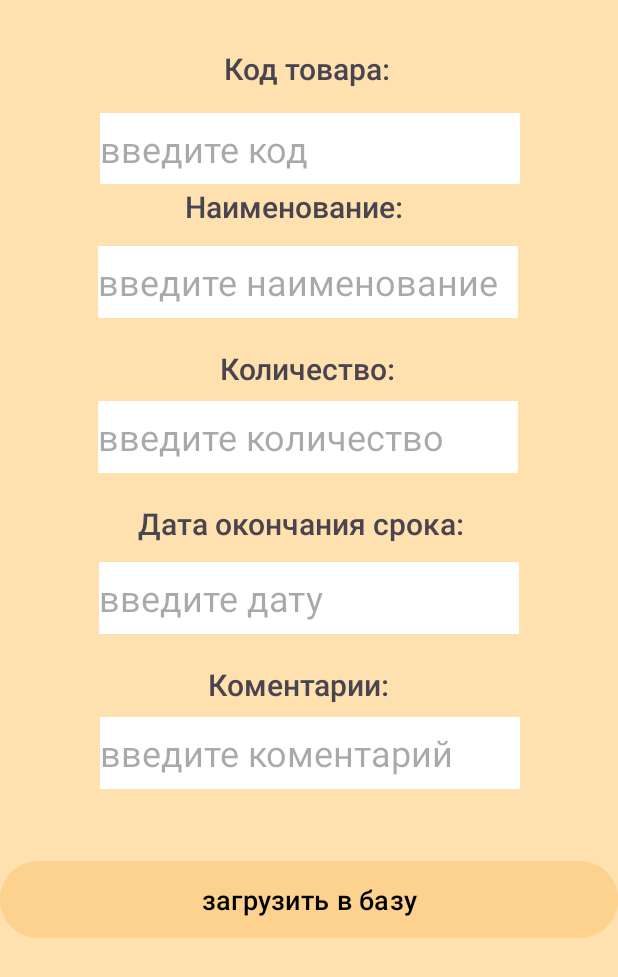
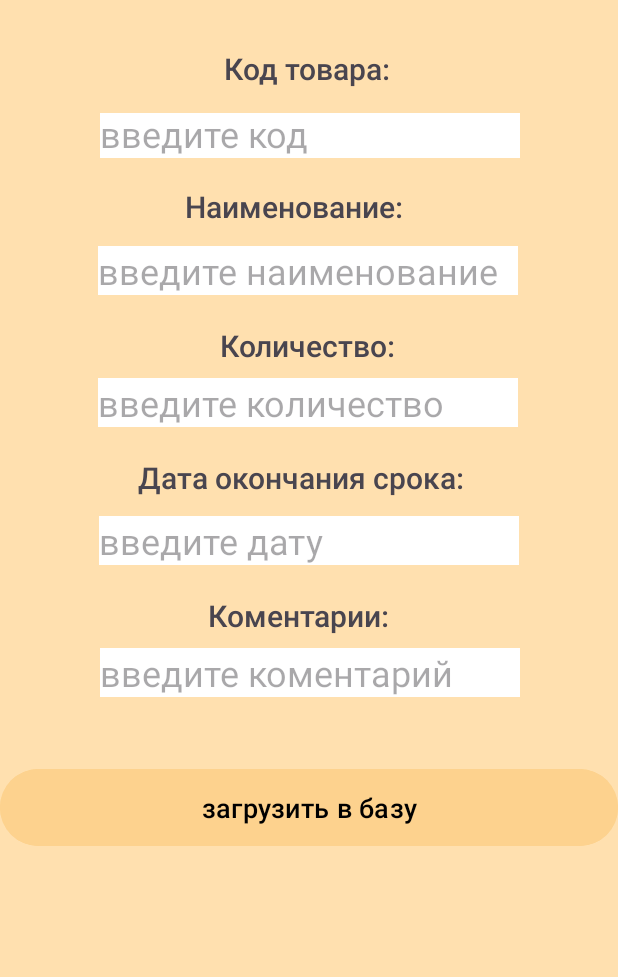
Before and after one commit to Lanskorot/ProSrok2, an Android app: the edit screen opened directly, with no data from a screen before it, on a phone screen of 412 x 824 dp. Shown: the top 977 px of the screen. Run offline under Robolectric (Android 15) with nearby library versions, the phone set to English and light mode, and no system bars.

Commit message:
For work

```diff
--- a/app/src/main/java/com/example/prosrok/edit.java
+++ b/app/src/main/java/com/example/prosrok/edit.java
@@ -62,6 +62,25 @@ public class edit extends AppCompatActivity {
         editTextText5 = findViewById(R.id.editTextText5);
         Button button = findViewById(R.id.button);
 
+        Intent intent = getIntent();
+        if (intent != null) {
+            String selectedObjectString = intent.getStringExtra("selectedObject");
+            int position = intent.getIntExtra("position", -1);
+
+            if (selectedObjectString != null && position != -1) {
+                try {
+                    // Получите выбранный JSONObject и заполните соответствующие поля
+                    JSONObject selectedObject = new JSONObject(selectedObjectString);
+                    editTextText6.setText(selectedObject.getString("штрих-код"));
+                    editTextText2.setText(selectedObject.getString("название"));
+                    editTextText3.setText(selectedObject.getString("количество"));
+                    editTextText4.setText(selectedObject.getString("дата окончания срока"));
+                    editTextText5.setText(selectedObject.getString("комментарий"));
+                } catch (JSONException e) {
+                    e.printStackTrace();
+                }
+            }
+        }
 
 
         editTextText4.addTextChangedListener(new TextWatcher() {
@@ -85,22 +104,7 @@ public class edit extends AppCompatActivity {
             }
         });jsonArray = loadDataFromPreferences();
 
-        Intent intent = getIntent();
-        if (intent != null) {
-            String barcode = intent.getStringExtra("barcode");
-            String part1 = intent.getStringExtra("part1");
-            String part2 = intent.getStringExtra("part2");
-            String part3 = intent.getStringExtra("part3");
-            String part4 = intent.getStringExtra("part4");
-            String part5 = intent.getStringExtra("part5");
-            String part6 = intent.getStringExtra("part6");
 
-            if (barcode != null && part1 != null && part2 != null && part3 != null && part4 != null && part5 != null && part6 != null) {
-                // Заполните соответствующие поля на главной странице
-                editTextText6.setText(part4);
-                editTextText2.setText(part6);
-            }
-        }
 
 
         button.setOnClickListener(new View.OnClickListener() {
@@ -121,6 +125,8 @@ public class edit extends AppCompatActivity {
                             editTextText6.requestFocus();
                         }
                     });
+
+                    finish();
                 } else {
                     // Вывести сообщение об ошибке
                     Toast.makeText(edit.this, "Некорректная дата", Toast.LENGTH_SHORT).show();
@@ -227,8 +233,6 @@ public class edit extends AppCompatActivity {
 
     }
 
-
-
     private void writeJsonToFile(String fileName, String json) {
         try {
             FileOutputStream fos = openFileOutput(fileName, Context.MODE_PRIVATE);
@@ -240,6 +244,4 @@ public class edit extends AppCompatActivity {
             Toast.makeText(this, "Ошибка сохранения данных", Toast.LENGTH_SHORT).show();
         }
     }
-
-
 }
--- a/app/src/main/res/layout/activity_edit.xml
+++ b/app/src/main/res/layout/activity_edit.xml
@@ -35,7 +35,7 @@
         <EditText
             android:id="@+id/editTextText6"
             android:layout_width="wrap_content"
-            android:layout_height="48dp"
+            android:layout_height="30dp"
             android:layout_marginTop="8dp"
             android:background="#FFFFFF"
             android:ems="10"
@@ -107,14 +107,12 @@
         android:ems="10"
         android:hint="@string/hint_name"
         android:inputType="text|textMultiLine"
-        android:minHeight="48dp"
+        android:textSize="24sp"
 
-        android:textSize="24sp"
         app:layout_constraintEnd_toEndOf="parent"
         app:layout_constraintHorizontal_bias="0.496"
         app:layout_constraintStart_toStartOf="parent"
         app:layout_constraintTop_toBottomOf="@+id/textView2" />
-
     <EditText
         android:id="@+id/editTextText3"
         android:layout_width="wrap_content"
@@ -124,7 +122,6 @@
         android:ems="10"
         android:hint="@string/hint_quantity"
         android:inputType="number"
-        android:minHeight="48dp"
         android:textSize="24sp"
         app:layout_constraintEnd_toEndOf="parent"
         app:layout_constraintHorizontal_bias="0.496"
@@ -140,7 +137,6 @@
         android:ems="10"
         android:hint="@string/hint_date"
         android:inputType="date"
-        android:minHeight="48dp"
         android:textSize="24sp"
         app:layout_constraintEnd_toEndOf="parent"
         app:layout_constraintStart_toStartOf="parent"
@@ -155,7 +151,6 @@
         android:ems="10"
         android:hint="@string/hint_comments"
         android:inputType="text"
-        android:minHeight="48dp"
         android:textSize="24sp"
         app:layout_constraintEnd_toEndOf="parent"
         app:layout_constraintHorizontal_bias="0.503"
```
Also changed, not shown: app/src/main/java/com/example/prosrok/show_info.java (+45 -10 lines).
